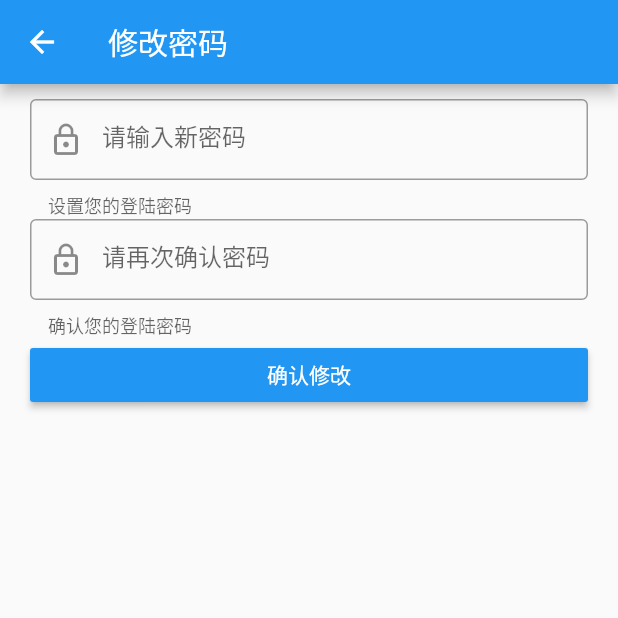
After one commit to wanercl/loginapp, a Flutter app: the Page_Modify screen opened directly, on a phone screen of 412 x 824 dp, the top half of it. The commit adds this screen. Run offline on Flutter 3.47's test engine with Material 2 defaults, Android fonts, the phone set to English and light mode, and no system bars; our stand-ins replace fluttertoast, shared_preferences, sqflite, webview_flutter; accounts and stored records are empty; statements that could not run were skipped.

Commit message:
实验四

```diff
--- a/lib/5120181550/UI/Fragments/Fragment_Life.dart
+++ b/lib/5120181550/UI/Fragments/Fragment_Life.dart
@@ -120,7 +120,7 @@ class _State_Life extends State<Fragment_Life> with AutomaticKeepAliveClientMixi
                   )
               )
             ],
-          ):Text('加载中')
+          ):Text('')
         ),
         Container(
           height: _state==-1||_state==_life.answer? 0:null,
@@ -131,7 +131,7 @@ class _State_Life extends State<Fragment_Life> with AutomaticKeepAliveClientMixi
           child: Padding(
             padding: EdgeInsets.only(left: 10,right: 10,bottom: 10),
             child: Text(
-              _life.analyse,
+              _life!=null?_life.analyse:'',
               style: TextStyle(
                 color: Colors.red,
                 fontSize: 20
@@ -149,7 +149,7 @@ class _State_Life extends State<Fragment_Life> with AutomaticKeepAliveClientMixi
               ),
               child: Center(
                 child: Text(
-                  _state==-1||_state==_life.answer?'下一个':'我知道了，下一个',
+                  _life!=null?_state==-1||_state==_life.answer?'下一个':'我知道了，下一个':'加载中',
                   style: TextStyle(
                     color: Colors.white ,
                     fontSize: 20
--- /dev/null
+++ b/lib/5120181550/UI/Pages/Page_Modify.dart
@@ -0,0 +1,79 @@
+import 'package:flutter/cupertino.dart';
+import 'package:flutter/material.dart';
+import 'package:fluttertoast/fluttertoast.dart';
+import 'package:loginapp/5120181550/Utils/SQLiteHelper.dart';
+
+class Page_Modify extends StatelessWidget{
+
+  TextEditingController pass=TextEditingController();
+  TextEditingController pass_=TextEditingController();
+
+  @override
+  Widget build(BuildContext context) {
+    // TODO: implement build
+    return Scaffold(
+        appBar: AppBar(
+          title: Text('修改密码'),
+        ),
+        body: Padding(
+          padding: EdgeInsets.only(left: 20,top: 10,right: 20),
+          child: Container(
+            child: ListView(
+              children: [
+                SizedBox(
+                  height: 80,
+                  child: TextField(
+                    controller: pass,
+                    decoration: InputDecoration(
+                        prefixIcon: Icon(Icons.lock_outline),
+                        hintText: '请输入新密码',
+                        helperText: '设置您的登陆密码',
+                        border: OutlineInputBorder()
+                    ),
+                    obscureText: true,
+                    keyboardType: TextInputType.visiblePassword,
+                    autofocus: false,
+                  ),
+                ),
+                SizedBox(
+                  height: 80,
+                  child: TextField(
+                    controller: pass_,
+                    decoration: InputDecoration(
+                        prefixIcon: Icon(Icons.lock_outline),
+                        hintText: '请再次确认密码',
+                        helperText: '确认您的登陆密码',
+                        border: OutlineInputBorder()
+                    ),
+                    obscureText: true,
+                    keyboardType: TextInputType.visiblePassword,
+                    autofocus: false,
+                  ),
+                ),
+                SizedBox(
+                    width: double.infinity,
+                    child: RaisedButton(
+                        child: Text('确认修改',),
+                        textColor: Colors.white,
+                        color: Colors.blue,
+                        onPressed: (){
+                          _modify(context);
+                        })
+                ),
+              ],
+            )
+          ),
+        )
+    );
+  }
+
+  void _modify(BuildContext context)async{
+    if(pass.value.text!=pass_.value.text){
+      Fluttertoast.showToast(msg: '两次密码不一致');
+      return;
+    }
+    SQLiteHelper.ModifyUSERPASS(pass.value.text);
+    Fluttertoast.showToast(msg: '修改成功');
+    Navigator.pop(context);
+  }
+}
--- a/lib/5120181550/UI/Views/ListItem_News.dart
+++ b/lib/5120181550/UI/Views/ListItem_News.dart
@@ -1,5 +1,6 @@
 import 'package:flutter/material.dart';
 import 'package:loginapp/5120181550/UI/Pages/Page_Info.dart';
+import 'package:loginapp/5120181550/Utils/SQLiteHelper.dart';
 import 'package:loginapp/DataBase.dart';
 
 class ListItem_News extends StatelessWidget{
@@ -16,6 +17,7 @@ class ListItem_News extends StatelessWidget{
     return InkWell(
       onTap: (){
         Navigator.push(context, MaterialPageRoute(builder: (BuildContext context)=>Page_Info(n.title,n.url)));
+        SQLiteHelper.AddNEWS(n);
       },
       child: Column(
         children: [
--- a/lib/main.dart
+++ b/lib/main.dart
@@ -1,5 +1,6 @@
 import 'package:flutter/material.dart';
 import 'package:loginapp/5120180232/loginpage.dart';
+import 'package:loginapp/5120181550/UI/Pages/Page_login.dart';
 import 'package:loginapp/DataBase.dart';
 
 void main() {
@@ -10,12 +11,11 @@ class MyApp extends StatelessWidget {
   // This widget is the root of your application.
   @override
   Widget build(BuildContext context) {
-    User.init();
     return MaterialApp(
       theme: ThemeData(
         primarySwatch: Colors.blue,
       ),
-      home: Login(),
+      home: Page_login(),
     );
   }
 }
--- a/pubspec.yaml
+++ b/pubspec.yaml
@@ -32,6 +32,8 @@ dependencies:
   flutter_staggered_grid_view:
   cached_network_image: ^2.2.0+1
   http: ^0.12.0+4
+  sqflite: ^1.3.1
+  shared_preferences: ^0.4.2
 
 
 
```
Also changed, not shown: lib/5120181550/UI/Fragments/Fragment_Acount.dart (+16 -0 lines), lib/5120181550/UI/Fragments/Fragment_History.dart (added, +51 -0 lines), lib/5120181550/UI/Fragments/Fragment_Home.dart (+5 -6 lines), lib/5120181550/UI/Pages/Page_Main.dart (+2 -5 lines), lib/5120181550/UI/Pages/Page_SignUp.dart (+26 -12 lines), lib/5120181550/UI/Pages/Page_login.dart (+23 -6 lines), lib/5120181550/Utils/SQLiteHelper.dart (added, +114 -0 lines), lib/5120181550/Utils/SharedPreferencesHelper.dart (added, +17 -0 lines), lib/DataBase.dart (+0 -24 lines), pubspec.lock.
